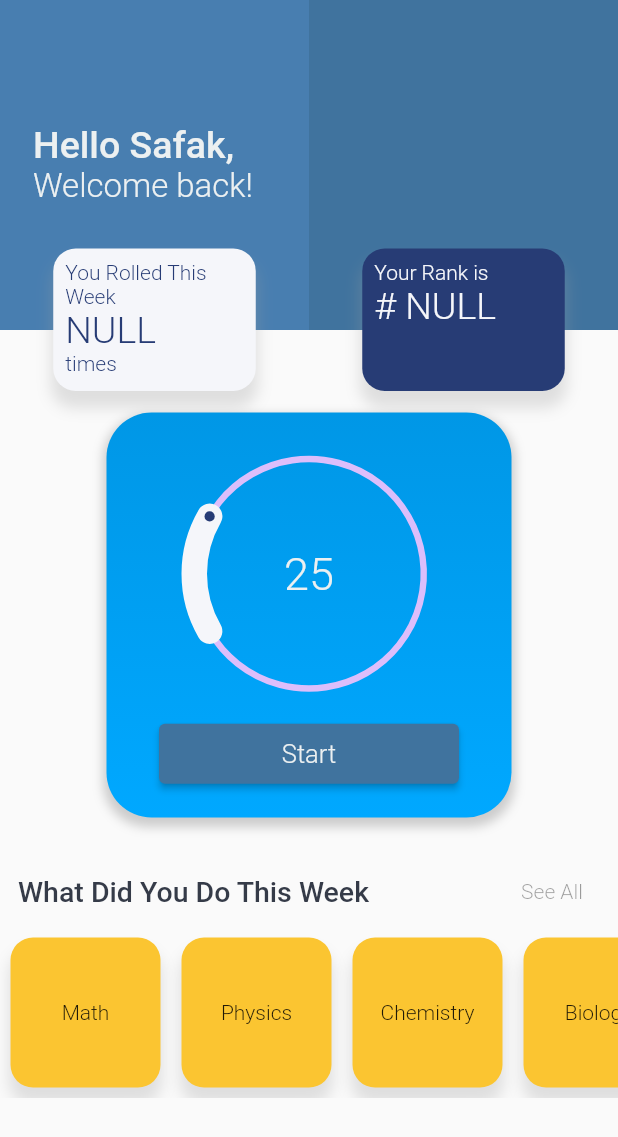
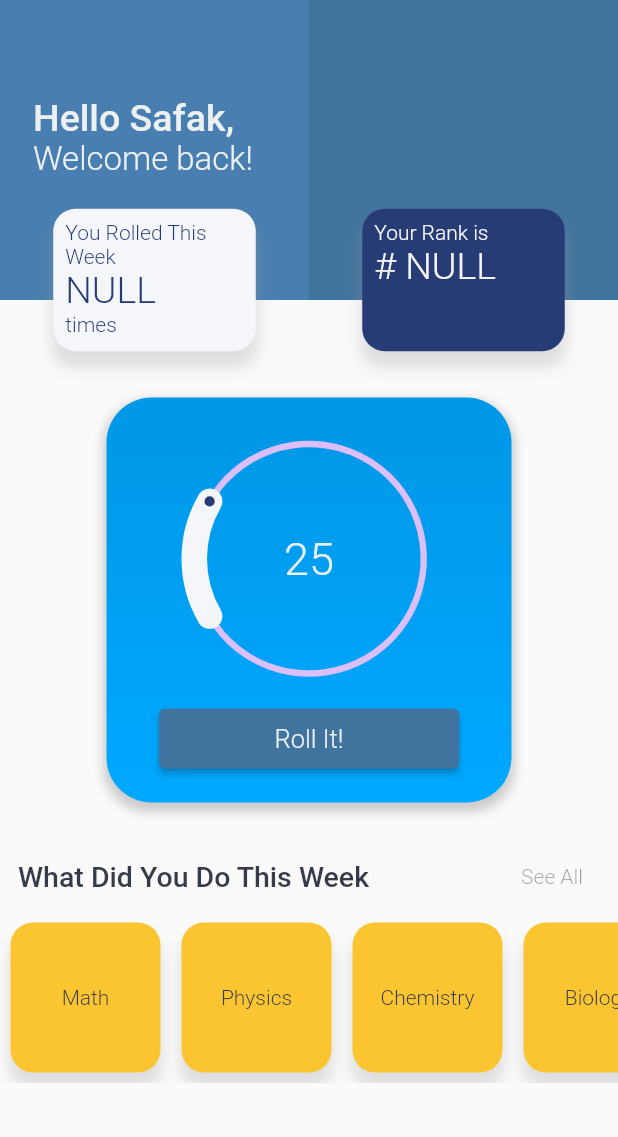
Before and after one commit to safaak4/Studdy, a Flutter app: the screen it shows after launch, on a phone screen of 412 x 824 dp. Shown: the top 1137 px of the screen. Run offline on Flutter 3.47's test engine with Material 2 defaults, Android fonts, the phone set to English and light mode, and no system bars; drawn by our look-alikes of sleek_circular_slider.

Commit message:
added whatDidYouDoThisWeek.dart

```diff
--- a/lib/helloUserWidget.dart
+++ b/lib/helloUserWidget.dart
@@ -2,8 +2,8 @@ import 'package:flutter/cupertino.dart';
 import 'package:flutter/material.dart';
 
 
-class helloUser extends StatelessWidget {
-  const helloUser({Key? key}) : super(key: key);
+class HelloUser extends StatelessWidget {
+  const HelloUser({Key? key}) : super(key: key);
 
   Widget smallContainer(containerColorr, textColorr, textList){
 
@@ -40,7 +40,7 @@ class helloUser extends StatelessWidget {
 
     return Container(
       width: double.infinity,
-      height: 250,
+      height: 240,
 
       child:
           Stack(
@@ -52,7 +52,7 @@ class helloUser extends StatelessWidget {
 
                     children: <Widget>[
 
-                      Container(width: MediaQuery.of(context).size.width * 0.5, height: 220,color: const Color(0xFF487eb0)),
+                      Container(width: MediaQuery.of(context).size.width * 0.5, height: 200,color: const Color(0xFF487eb0)),
                       smallContainer(const Color(0xFFf5f6fa), const Color(0xFF273c75), ["You Rolled This Week", "NULL", "times"])
                     ],
                   ),
@@ -62,7 +62,7 @@ class helloUser extends StatelessWidget {
 
                     children: <Widget>[
 
-                      Container(width: MediaQuery.of(context).size.width * 0.5, height: 220,color: const Color(0xFF40739e)),
+                      Container(width: MediaQuery.of(context).size.width * 0.5, height: 200,color: const Color(0xFF40739e)),
                       smallContainer(const Color(0xFF273c75), const Color(0xFFf5f6fa), ["Your Rank is", "# NULL", ""])
                     ],
                   ),
@@ -75,7 +75,7 @@ class helloUser extends StatelessWidget {
                   mainAxisAlignment: MainAxisAlignment.start,
                   crossAxisAlignment: CrossAxisAlignment.start,
                   children: <Widget>[
-                    SizedBox(height: 60),
+                    SizedBox(height: 42),
                     Text("Hello Safak,", style: TextStyle(fontFamily: "RobotoMedium", color: const Color(0xFFecf0f1), fontSize: 25)),
                     Text("Welcome back!", style: TextStyle(fontFamily: "Roboto", color: const Color(0xFFecf0f1), fontSize: 22))
 
--- a/lib/main.dart
+++ b/lib/main.dart
@@ -52,27 +52,11 @@ class MyHomePage extends StatefulWidget {
 }
 
 class _MyHomePageState extends State<MyHomePage> {
-  int _counter = 0;
 
-  void _incrementCounter() {
-    setState(() {
-      // This call to setState tells the Flutter framework that something has
-      // changed in this State, which causes it to rerun the build method below
-      // so that the display can reflect the updated values. If we changed
-      // _counter without calling setState(), then the build method would not be
-      // called again, and so nothing would appear to happen.
-      _counter++;
-    });
-  }
 
   @override
   Widget build(BuildContext context) {
-    // This method is rerun every time setState is called, for instance as done
-    // by the _incrementCounter method above.
-    //
-    // The Flutter framework has been optimized to make rerunning build methods
-    // fast, so that you can just rebuild anything that needs updating rather
-    // than having to individually change instances of widgets.
+
     return Scaffold(
       //backgroundColor: const Color(0xF5F5F5F5),
       /*appBar: AppBar(
@@ -92,8 +76,8 @@ class _MyHomePageState extends State<MyHomePage> {
         child: Column(
           mainAxisAlignment: MainAxisAlignment.center,
           children: <Widget>[
-            helloUser(),
-            startNewWork(),
+            HelloUser(),
+            StartNewWork(),
             WhatDidYouDoThisWeek()
           ],
         ),
--- a/lib/startNewWork.dart
+++ b/lib/startNewWork.dart
@@ -1,9 +1,8 @@
 import 'package:flutter/material.dart';
-import 'package:flutter/services.dart';
 import 'package:sleek_circular_slider/sleek_circular_slider.dart';
 
-class startNewWork extends StatelessWidget {
-  const startNewWork({Key? key}) : super(key: key);
+class StartNewWork extends StatelessWidget {
+  const StartNewWork({Key? key}) : super(key: key);
 
   @override
   Widget build(BuildContext context) {
@@ -46,7 +45,7 @@ class startNewWork extends StatelessWidget {
       style: ButtonStyle(
         backgroundColor: MaterialStateProperty.all<Color>(const Color(0xFF40739e)),
       ),
-      child: Text("Start", style: TextStyle(fontFamily: "Roboto", color: const Color(0xFFECF0F1), fontSize: 17)),
+      child: Text("Roll It!", style: TextStyle(fontFamily: "Roboto", color: const Color(0xFFECF0F1), fontSize: 17)),
     );
 
     return Container(
--- a/lib/whatDidYouDoThisWeek.dart
+++ b/lib/whatDidYouDoThisWeek.dart
@@ -56,7 +56,7 @@ class WhatDidYouDoThisWeek extends StatelessWidget {
 
                 width: 100,
                 height: 100,
-                child: Center(child: Text(denemeList[index])),
+                child: Center(child: Text(denemeList[index], style: TextStyle(fontFamily: "Roboto", color: const Color(0xFF353b48)))),
              ),)
             ),
           ),
```
